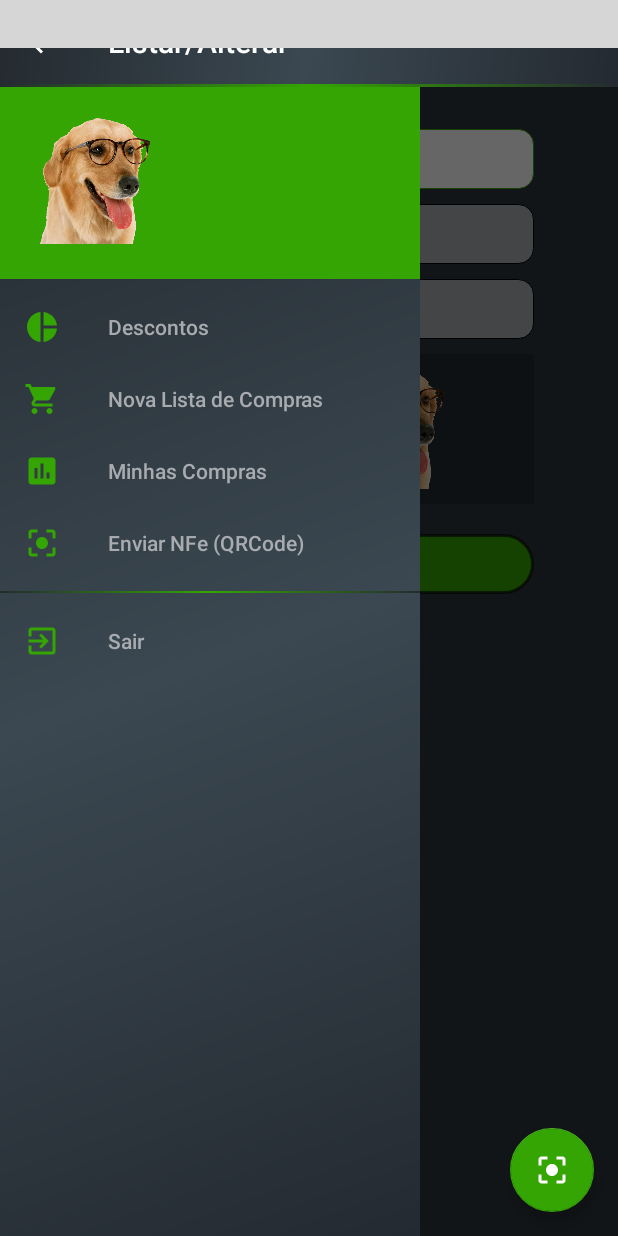
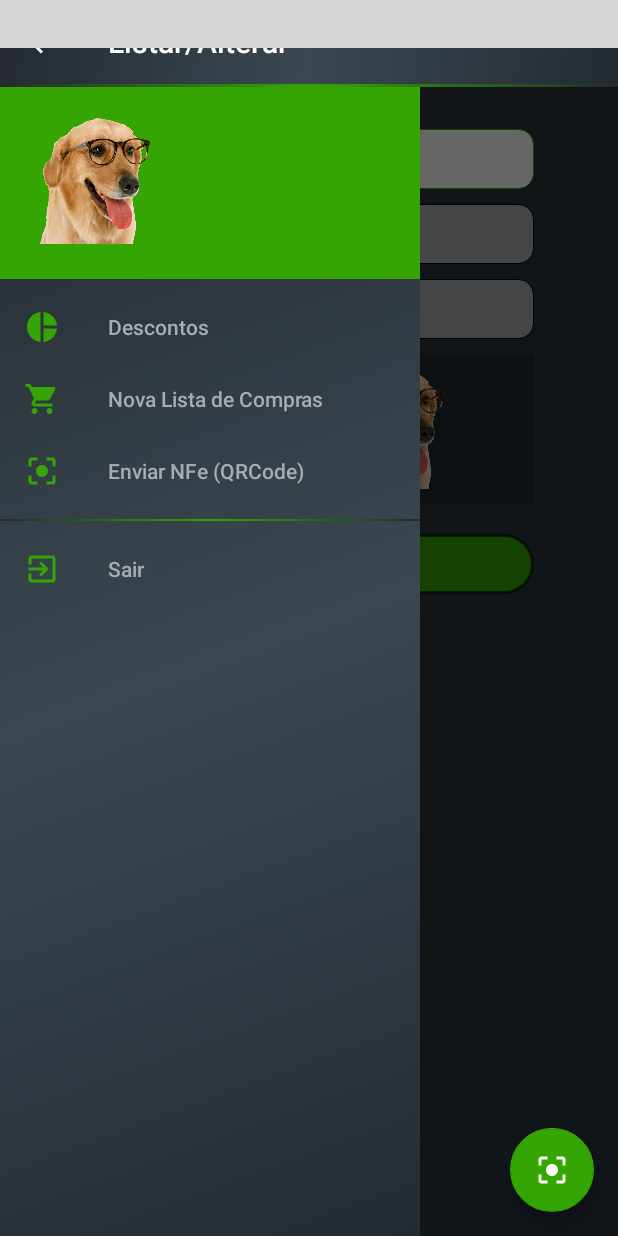
Before and after one commit to hubosong/HowMuch, an Android app: the EditRegisterActivity screen opened directly, with no data from a screen before it, with the side drawer open, on a phone screen of 412 x 824 dp. Run offline under Robolectric (Android 15) with nearby library versions, the phone set to English and light mode, and no system bars; libraries missing offline, so code that uses them is left out: com.google.zxing.integration, com.miguelcatalan.materialsearchview; plain views replace MaterialSearchView; grey boxes are pictures that could not be loaded.

Commit message:
Commit Hu

```diff
--- a/app/src/main/java/robsonmachczew/howmuch/NavActivity.java
+++ b/app/src/main/java/robsonmachczew/howmuch/NavActivity.java
@@ -104,7 +104,7 @@ public class NavActivity extends AppCompatActivity {
         //hidden menus items of nav
         Menu nav_menu = navigationView.getMenu();
         if(navNome.getText().equals("")){
-            nav_menu.findItem(R.id.nav_my_buy).setVisible(true);
+            nav_menu.findItem(R.id.nav_my_buy).setVisible(false);
             nav_menu.findItem(R.id.nav_my_nfe).setVisible(false);
         }
 
```
